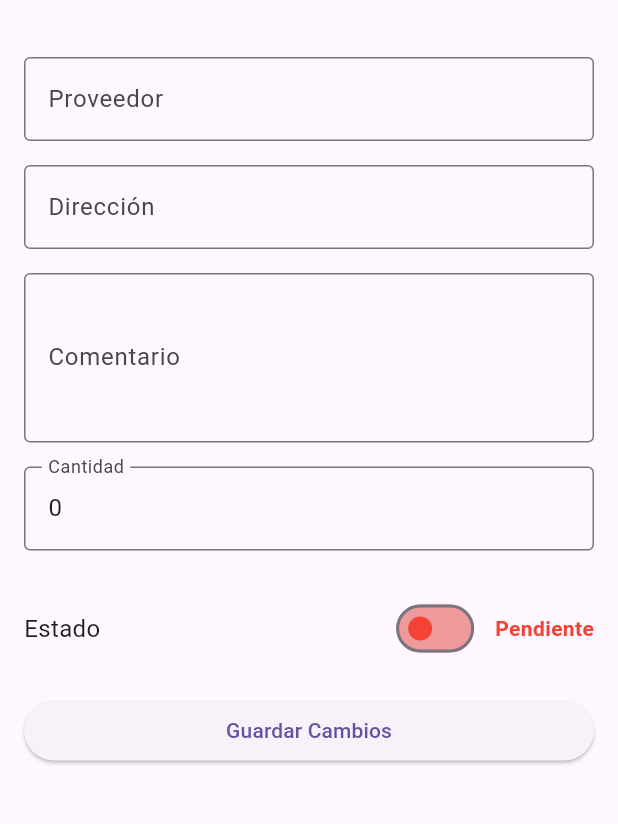
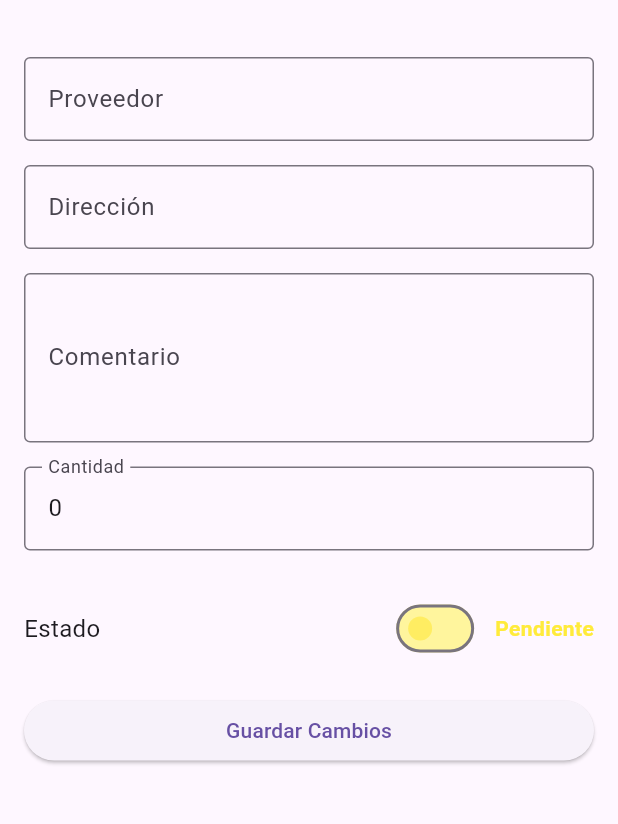
Before and after one commit to MauricioDiazHn/Recolectores_Flutter_App, a Flutter app: the SampleItemDetailsView screen opened directly with empty values, on a phone screen of 412 x 824 dp, the part 63-887 px from its top. Run offline on Flutter 3.47's test engine with Material 3 defaults, Android fonts, the light colour scheme and no system bars; drawn by our look-alikes of flutter_animate; our stand-ins replace confetti, rive; accounts and stored records are empty; generated files the repository leaves out were written again; project files that could hold a hidden picture were left out.

Commit message:
Colores semaforo al contorno de los pedidos

```diff
--- a/lib/src/sample_feature/api_constants.dart
+++ b/lib/src/sample_feature/api_constants.dart
@@ -1 +1 @@
-const String baseUrl = 'https://bhlzqicabw.loclx.io';
+const String baseUrl = 'https://zdwvvblo2y.loclx.io';
--- a/lib/src/sample_feature/sample_item_details_view.dart
+++ b/lib/src/sample_feature/sample_item_details_view.dart
@@ -202,15 +202,15 @@ Widget _buildEditableField({
                   _isApproved = value;
                 });
               },
-              activeColor: Colors.green,
-              inactiveThumbColor: Colors.red,
-              inactiveTrackColor: Colors.red.shade200,
+              activeColor: Colors.green.withOpacity(0.8),
+              inactiveThumbColor: Colors.yellow.withOpacity(0.8),
+              inactiveTrackColor: Colors.yellow.shade200,
             ),
             const SizedBox(width: 10),
             Text(
               _isApproved ? 'Aprobado' : 'Pendiente',
               style: TextStyle(
-                color: _isApproved ? Colors.green : Colors.red,
+                color: _isApproved ? Colors.green : Colors.yellow,
                 fontWeight: FontWeight.bold,
               ),
             )
```
Also changed, not shown: lib/src/sample_feature/sample_item_list_view.dart (+33 -4 lines), lib/src/ui/login/login.dart (+0 -22 lines), 1 other file.
